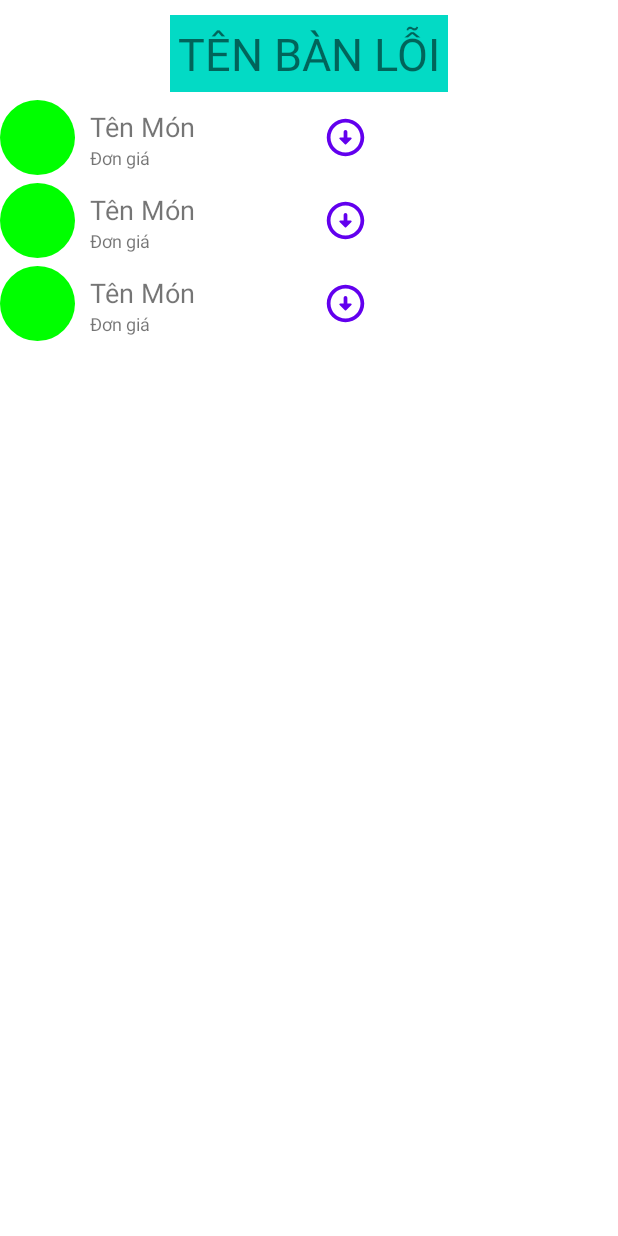
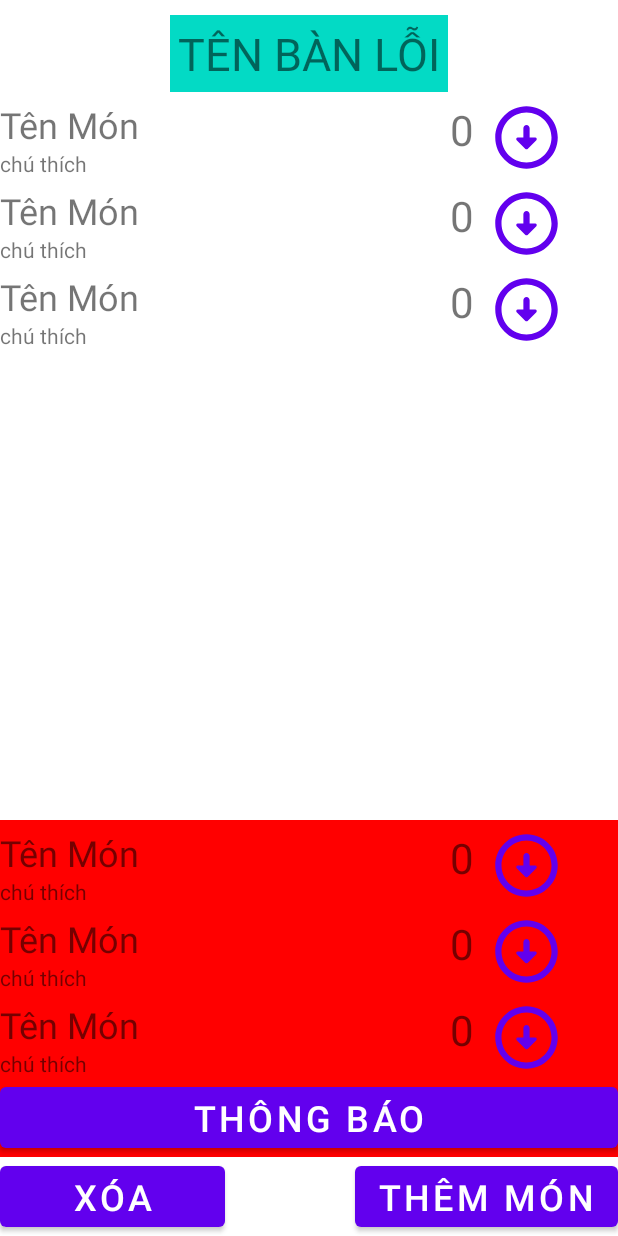
Before and after one commit to thierrytien6595/thierrytien6595, an Android app: the layout activity_san_pham_da_chon.xml on its own in the app's theme, with its tools: preview values and no code run, on a phone screen of 412 x 824 dp. Run offline under Robolectric (Android 15) with nearby library versions, the phone set to English and light mode, and no system bars.

Commit message:
Hoàn thành thêm xóa món, đang làm tiếp phần thời gian

```diff
--- a/app/src/main/java/com/example/retrofitexample/BAN/ServiceGeneratorBan.kt
+++ b/app/src/main/java/com/example/retrofitexample/BAN/ServiceGeneratorBan.kt
@@ -15,7 +15,4 @@ object ServiceGenerator {
     fun<T> buildService(service: Class<T>):T{
         return retrofit.create(service)
     }
-    fun<T> buildService1(service: Class<T>):T{
-        return retrofit.create(service)
-    }
 }
--- a/app/src/main/java/com/example/retrofitexample/MainActivity.kt
+++ b/app/src/main/java/com/example/retrofitexample/MainActivity.kt
@@ -70,4 +70,9 @@ class MainActivity : AppCompatActivity(),BanAdapter.OnItemClickListener,View.OnC
     override fun onClick(v: View?) {
     }
 
+    override fun onResume() {
+        super.onResume()
+        recycler_view.adapter?.notifyDataSetChanged()
+        Log.e("SANPHAM","load lai ban")
+    }
 }
--- a/app/src/main/res/layout/activity_san_pham_da_chon.xml
+++ b/app/src/main/res/layout/activity_san_pham_da_chon.xml
@@ -17,12 +17,65 @@
         android:text="TÊN BÀN LỖI"
         android:textSize="30dp"></TextView>
     <androidx.recyclerview.widget.RecyclerView
-        android:id="@+id/rev_chonmon"
+        android:id="@+id/rev_dachon"
         android:layout_width="match_parent"
         android:layout_height="wrap_content"
         android:layout_below="@+id/tv_tenban_spdc"
         android:layout_alignParentRight="true"
-        android:minHeight="400dp"
-        tools:listitem="@layout/mon_item"
+        android:minHeight="300dp"
+        tools:listitem="@layout/spdc_item"
         />
+
+    <androidx.constraintlayout.widget.ConstraintLayout
+        android:id="@+id/layoutxoamon"
+        android:layout_width="match_parent"
+        android:layout_height="wrap_content"
+        android:layout_above="@+id/btn_xoa_spdc"
+        android:layout_alignParentLeft="true"
+        android:layout_alignParentRight="true"
+        android:background="@color/red"
+        >
+
+        <androidx.recyclerview.widget.RecyclerView
+            android:id="@+id/rev_xoamon"
+            android:layout_width="match_parent"
+            android:layout_height="wrap_content"
+            app:layout_constrainedHeight="true"
+            app:layout_constraintBottom_toTopOf="@id/btn_thongbao"
+            app:layout_constraintEnd_toEndOf="@+id/btn_thongbao"
+            app:layout_constraintHeight_max="200dp"
+            app:layout_constraintStart_toStartOf="parent"
+            tools:listitem="@layout/spdc_item"/>
+
+        <Button
+            android:id="@+id/btn_thongbao_xoamon"
+            android:layout_width="match_parent"
+            android:layout_height="wrap_content"
+            android:text="THÔNG BÁO"
+            android:onClick="onClick"
+            android:textSize="24sp"
+            app:layout_constraintTop_toBottomOf="@+id/rev_xoamon"
+            />
+    </androidx.constraintlayout.widget.ConstraintLayout>
+    <Button
+        android:id="@+id/btn_them_spdc"
+        android:layout_width="wrap_content"
+        android:layout_height="wrap_content"
+        android:text="THÊM MÓN"
+        android:textSize="24sp"
+        android:onClick="onClick"
+        android:layout_alignParentBottom="true"
+        android:layout_alignParentRight="true"/>
+    <Button
+        android:id="@+id/btn_xoa_spdc"
+        android:layout_width="150dp"
+        android:layout_height="wrap_content"
+        android:text="XÓA"
+        android:onClick="onClick"
+        android:textSize="24sp"
+        android:layout_alignParentBottom="true"
+        android:layout_alignParentLeft="true"
+        />
+
+
 </RelativeLayout>
--- /dev/null
+++ b/app/src/main/res/layout/spdc_item.xml
@@ -0,0 +1,40 @@
+<?xml version="1.0" encoding="utf-8"?>
+<LinearLayout xmlns:android="http://schemas.android.com/apk/res/android"
+    android:orientation="horizontal"
+    android:layout_width="match_parent"
+    android:layout_marginTop="5dp"
+    android:layout_height="wrap_content">
+<LinearLayout
+    android:layout_width="wrap_content"
+    android:layout_height="wrap_content"
+    android:orientation="vertical">
+    <TextView
+            android:id="@+id/tv_mon_dachon_spdc"
+            android:layout_width="300dp"
+            android:layout_height="match_parent"
+            android:text="Tên Món"
+            android:textSize="24sp" />
+    <TextView
+        android:id="@+id/tv_chuthich_spdc"
+        android:text="chú thích"
+        android:layout_width="wrap_content"
+        android:layout_height="wrap_content"
+        android:textSize="14sp"
+        />
+</LinearLayout>
+    <TextView
+        android:id="@+id/tv_soluong_dachon_spdc"
+        android:layout_width="wrap_content"
+        android:layout_height="wrap_content"
+        android:gravity="left"
+        android:text="0"
+        android:textSize="28sp" />
+
+    <Button
+        android:id="@+id/btn_giam"
+        android:layout_marginLeft="10dp"
+        android:layout_width="50dp"
+        android:layout_height="50dp"
+        android:background="@drawable/img_btn_tru"
+        />
+</LinearLayout>
--- a/app/src/main/res/values/colors.xml
+++ b/app/src/main/res/values/colors.xml
@@ -8,5 +8,6 @@
     <color name="black">#FF000000</color>
     <color name="white">#FFFFFFFF</color>
     <color name="green">#00ff00</color>
+    <color name="red">#ff0000</color>
 
 </resources>
```
Also changed, not shown: app/src/main/java/com/example/retrofitexample/SANPHAM/SPService.kt (+11 -0 lines), app/src/main/java/com/example/retrofitexample/SPDACHON/SPDaChonAdapter.kt (+16 -12 lines), app/src/main/java/com/example/retrofitexample/SanPhamDaChon.kt (+106 -5 lines), app/src/main/java/com/example/retrofitexample/THEMXOASP/ThemXoaSPAdapter.kt (added, +66 -0 lines).
